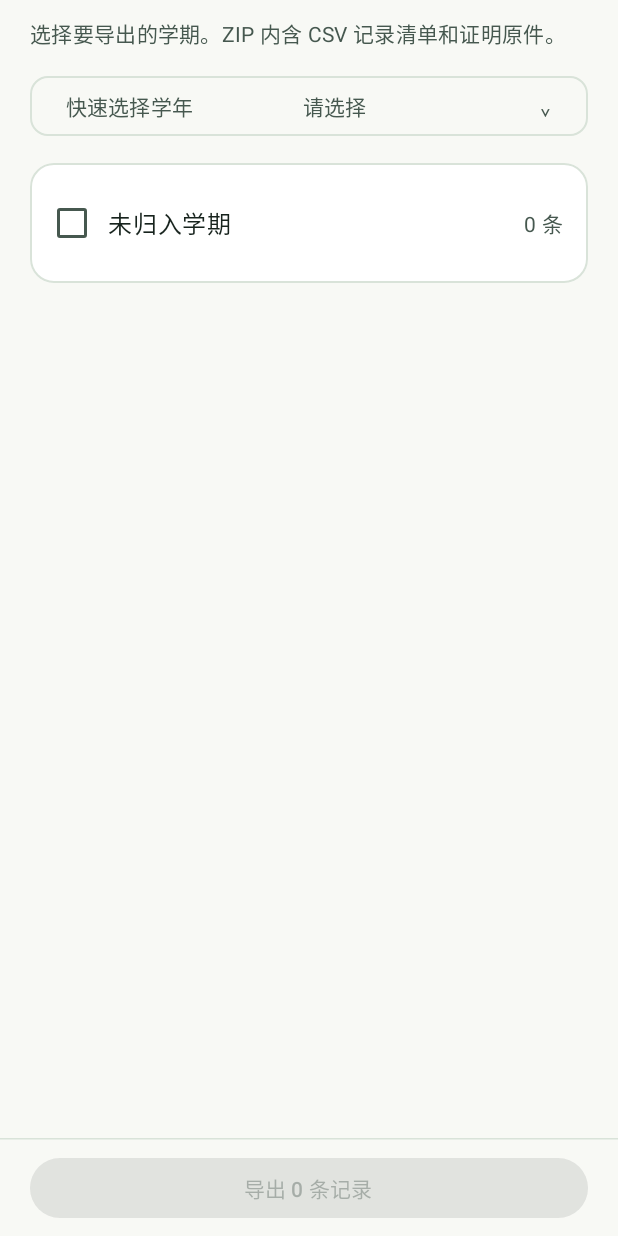
After one commit to youanwang5-a11y/shizheng, an Android app built with Jetpack Compose: the composable RecordExportScreen shown on its own in the app's theme, on a phone screen of 412 x 824 dp. The commit adds this screen. Run offline under Robolectric (Android 15) with nearby library versions, the phone set to English and light mode, and no system bars; our stand-ins replace Room's generated code; 1 statement that could not run was skipped.

Commit message:
feat: export selected academic terms as CSV and original evidence

```diff
--- a/app/src/main/java/app/shizheng/data/Models.kt
+++ b/app/src/main/java/app/shizheng/data/Models.kt
@@ -197,7 +197,6 @@ fun newId(): String = UUID.randomUUID().toString()
 
 class UserError(message: String) : Exception(message)
 
-// Implementations can project the same snapshot and open original evidence when an export format is chosen.
 interface RecordExporter {
     fun export(data: Snapshot, evidenceFile: (Evidence) -> java.io.File, destination: java.io.OutputStream)
 }
--- a/app/src/main/java/app/shizheng/ui/MineScreens.kt
+++ b/app/src/main/java/app/shizheng/ui/MineScreens.kt
@@ -32,6 +32,7 @@ internal fun Mine(state: AppState, data: Snapshot) {
             state.screen = Screen.TERMS
         }
         MenuItem("类别管理", "添加或删除记录类别", state::openCategories)
+        MenuItem("导出记录", "按学年或学期打包清单和证明原件") { state.screen = Screen.EXPORT }
         MenuItem("备份与恢复", "保存或迁移记录和原始证明") { state.screen = Screen.BACKUP }
         val ai = state.aiDestination(state.configuration).getOrNull()
         MenuItem("AI 设置", if (state.configuration.enabled && ai != null) "已启用 · ${ai.model}" else "开关、接口与模型") {
--- /dev/null
+++ b/app/src/main/java/app/shizheng/ui/RecordExportScreen.kt
@@ -0,0 +1,62 @@
+package app.shizheng.ui
+
+import androidx.compose.foundation.layout.*
+import androidx.compose.foundation.selection.toggleable
+import androidx.compose.material3.*
+import androidx.compose.runtime.*
+import androidx.compose.runtime.saveable.rememberSaveable
+import androidx.compose.ui.Alignment
+import androidx.compose.ui.Modifier
+import androidx.compose.ui.semantics.Role
+import androidx.compose.ui.unit.dp
+import app.shizheng.data.Record
+import app.shizheng.data.RecordFilter
+import app.shizheng.data.Snapshot
+import app.shizheng.data.Term
+import app.shizheng.data.defaultTerms
+
+@Composable
+internal fun RecordExportScreen(data: Snapshot, export: (Set<String>) -> Unit) {
+    var terms by rememberSaveable { mutableStateOf(arrayListOf<String>()) }
+    val termsByName = remember(data.terms) { data.terms.associateBy(Term::name) }
+    val academicYears = remember(termsByName) {
+        defaultTerms.chunked(2).map { pair ->
+            pair.mapNotNull { termsByName[it.name]?.id } to pair.first().name.removeSuffix("上")
+        }.filter { it.first.isNotEmpty() }
+    }
+    val recordsByTerm = remember(data.records) { data.records.groupBy { it.termId ?: RecordFilter.NO_TERM } }
+    val scope = remember(terms) { terms.toSet() }
+    val records = remember(scope, recordsByTerm) { scope.flatMap { recordsByTerm[it].orEmpty() } }
+
+    Column(Modifier.fillMaxSize()) {
+        Page(Modifier.weight(1f)) {
+            Help("选择要导出的学期。ZIP 内含 CSV 记录清单和证明原件。")
+            Choice("快速选择学年", academicYears.firstOrNull { it.first.toSet() == scope }?.second ?: "请选择", academicYears) {
+                terms = ArrayList(it)
+            }
+            Panel {
+                for ((id, name) in data.terms.map { it.id to it.name } + (RecordFilter.NO_TERM to "未归入学期")) {
+                    val selected = id in scope
+                    Row(
+                        Modifier.fillMaxWidth().heightIn(min = 48.dp).toggleable(
+                            value = selected, role = Role.Checkbox,
+                            onValueChange = { checked -> terms = ArrayList(if (checked) scope + id else scope - id) }
+                        ),
+                        horizontalArrangement = Arrangement.spacedBy(12.dp),
+                        verticalAlignment = Alignment.CenterVertically
+                    ) {
+                        Checkbox(checked = selected, onCheckedChange = null)
+                        Text(name, Modifier.weight(1f))
+                        Help("${recordsByTerm[id].orEmpty().size} 条")
+                    }
+                }
+            }
+        }
+        HorizontalDivider()
+        Button(
+            onClick = { export(records.mapTo(hashSetOf(), Record::id)) },
+            modifier = Modifier.fillMaxWidth().padding(horizontal = 20.dp, vertical = 8.dp),
+            enabled = records.isNotEmpty()
+        ) { Text("导出 ${records.size} 条记录") }
+    }
+}
```
Also changed, not shown: app/src/main/java/app/shizheng/data/RecordRepository.kt (+18 -2 lines), app/src/main/java/app/shizheng/data/ZipRecordExporter.kt (added, +64 -0 lines), app/src/main/java/app/shizheng/ui/AppState.kt (+27 -1 lines), app/src/main/java/app/shizheng/ui/ShizhengApp.kt (+8 -1 lines), 2 other files.
